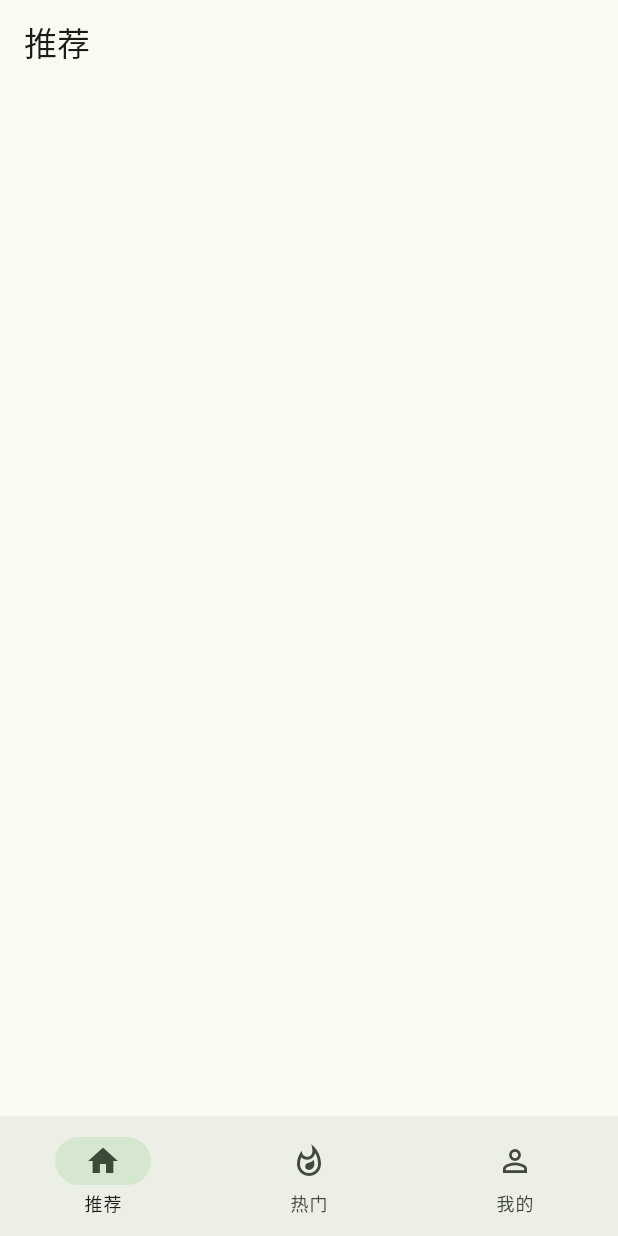
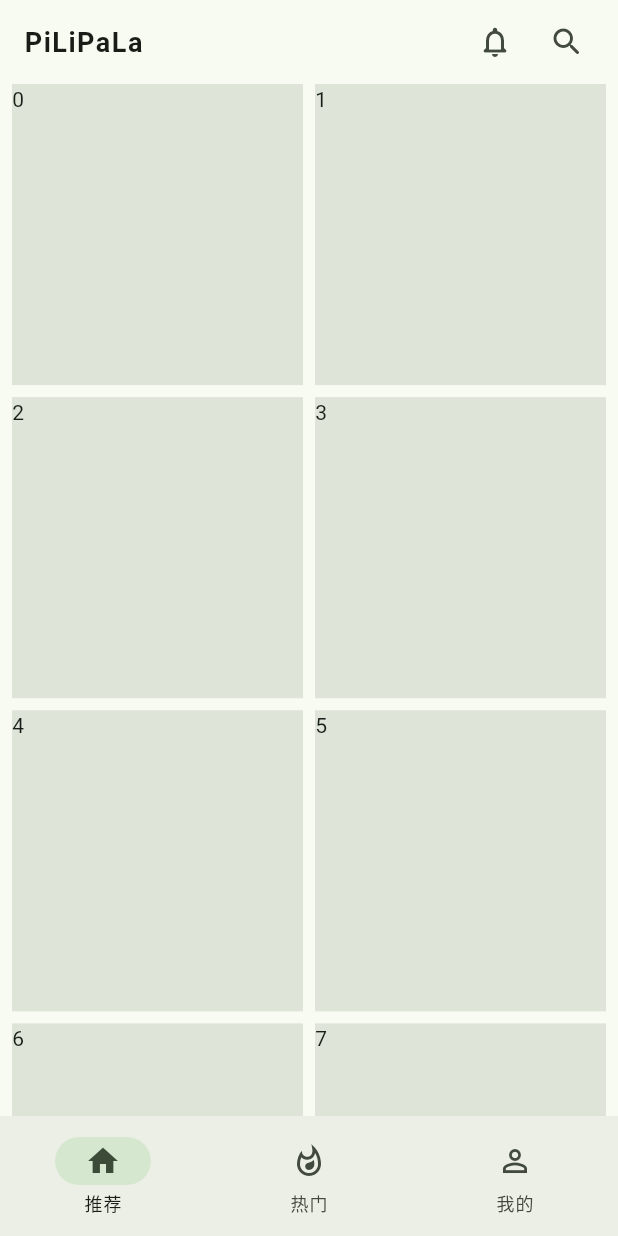
Before and after one commit to guozhigq/pilipala, a Flutter app: the screen it shows after launch, on a phone screen of 412 x 824 dp. Run offline on Flutter 3.47's test engine with Material 2 defaults, Android fonts, the light colour scheme and no system bars; drawn by our look-alikes of dynamic_color; our stand-ins replace connectivity_plus, cookie_jar, dio, dio_cookie_manager, get; missing offline and left inert: dio_http2_adapter; statements that could not run were skipped.

Commit message:
mod: homePage开发、mainPage优化

```diff
--- /dev/null
+++ b/lib/common/constants.dart
@@ -0,0 +1,7 @@
+import 'package:flutter/material.dart';
+
+class StyleString {
+  static const double cardSpace = 8;
+  static BorderRadius mdRadius = BorderRadius.circular(6);
+  static const Radius imgRadius = Radius.circular(6);
+}
--- a/lib/pages/home/view.dart
+++ b/lib/pages/home/view.dart
@@ -1,18 +1,151 @@
 import 'package:flutter/material.dart';
+import 'package:get/get.dart';
+import './controller.dart';
+import 'package:pilipala/common/constants.dart';
+import 'package:pilipala/pages/home/widgets/app_bar.dart';
 
 class HomePage extends StatefulWidget {
-  const HomePage({super.key});
+  const HomePage({Key? key}) : super(key: key);
 
   @override
   State<HomePage> createState() => _HomePageState();
 }
 
-class _HomePageState extends State<HomePage> {
+class _HomePageState extends State<HomePage>
+    with AutomaticKeepAliveClientMixin {
+  final HomeController _homeController = Get.put(HomeController());
+  List videoList = [];
+
+  @override
+  bool get wantKeepAlive => true;
+
+  @override
+  void initState() {
+    super.initState();
+    _homeController.videoList.listen((value) {
+      videoList = value;
+      setState(() {});
+    });
+
+    _homeController.scrollController.addListener(
+      () {
+        if (_homeController.scrollController.position.pixels >=
+            _homeController.scrollController.position.maxScrollExtent - 200) {
+          if (!_homeController.isLoadingMore) {
+            _homeController.isLoadingMore = true;
+            _homeController.onLoad();
+          }
+        }
+      },
+    );
+  }
+
   @override
   Widget build(BuildContext context) {
+    super.build(context);
     return Scaffold(
-      appBar: AppBar(
-        title: const Text('推荐'),
+      // body: NestedScrollView(
+      //   headerSliverBuilder: (context, innerBoxIsScrolled) => [
+      //     const HomeAppBar()
+      //   ],
+      body: RefreshIndicator(
+        displacement: kToolbarHeight + MediaQuery.of(context).padding.top,
+        onRefresh: () async {
+          return await _homeController.onRefresh();
+        },
+        child: CustomScrollView(
+          controller: _homeController.scrollController,
+          slivers: [
+            const HomeAppBar(),
+            // SliverPersistentHeader(
+            //   delegate: MySliverPersistentHeaderDelegate(),
+            //   pinned: true,
+            // ),
+            SliverPadding(
+              // 单列布局 EdgeInsets.zero
+              padding: _homeController.crossAxisCount == 1
+                  ? EdgeInsets.zero
+                  : const EdgeInsets.fromLTRB(
+                      StyleString.cardSpace, 0, StyleString.cardSpace, 8),
+              sliver: SliverGrid(
+                gridDelegate: SliverGridDelegateWithFixedCrossAxisCount(
+                    // 行间距
+                    mainAxisSpacing: StyleString.cardSpace,
+                    // 列间距
+                    crossAxisSpacing: StyleString.cardSpace,
+                    // 列数
+                    crossAxisCount: _homeController.crossAxisCount,
+                    mainAxisExtent: MediaQuery.of(context).size.width /
+                            _homeController.crossAxisCount *
+                            (10 / 16) +
+                        72),
+                delegate: SliverChildBuilderDelegate(
+                  (BuildContext context, int index) {
+                    return Container(
+                      color: Theme.of(context).colorScheme.surfaceVariant,
+                      child: Text(index.toString()),
+                    );
+                  },
+                  childCount: videoList.isNotEmpty ? videoList.length : 10,
+                ),
+              ),
+            ),
+            const LoadingMore()
+          ],
+        ),
+      ),
+      // ),
+    );
+  }
+}
+
+class MySliverPersistentHeaderDelegate extends SliverPersistentHeaderDelegate {
+  @override
+  Widget build(
+      BuildContext context, double shrinkOffset, bool overlapsContent) {
+    return Container(
+      alignment: Alignment.center,
+      decoration: BoxDecoration(
+          color: Theme.of(context).colorScheme.surface,
+          border: Border(
+            bottom: BorderSide(
+              color: Theme.of(context).dividerColor.withOpacity(0.1),
+            ),
+          )),
+      child: const Text(
+        '我是一个SliverPersistentHeader',
+      ),
+    );
+  }
+
+  @override
+  double get maxExtent => 55.0;
+
+  @override
+  double get minExtent => 55.0;
+
+  @override
+  bool shouldRebuild(SliverPersistentHeaderDelegate oldDelegate) =>
+      true; // 如果内容需要更新，设置为true
+}
+
+// loading more
+class LoadingMore extends StatelessWidget {
+  const LoadingMore({super.key});
+
+  @override
+  Widget build(BuildContext context) {
+    return SliverToBoxAdapter(
+      child: Container(
+        height: MediaQuery.of(context).padding.bottom + 80,
+        padding: EdgeInsets.only(bottom: MediaQuery.of(context).padding.bottom),
+        child: Center(
+          child: Text(
+            '加载中...',
+            style: TextStyle(
+                color: Theme.of(context).colorScheme.outline, fontSize: 13),
+          ),
+        ),
       ),
     );
   }
--- a/lib/pages/main/controller.dart
+++ b/lib/pages/main/controller.dart
@@ -0,0 +1,30 @@
+import 'package:get/get.dart';
+import 'package:flutter/material.dart';
+import 'package:pilipala/pages/home/view.dart';
+import 'package:pilipala/pages/hot/view.dart';
+import 'package:pilipala/pages/mine/view.dart';
+
+class MainController extends GetxController {
+  List<Widget> pages = <Widget>[
+    const HomePage(),
+    const HotPage(),
+    const MinePage(),
+  ];
+  List navigationBars = [
+    {
+      'icon': const Icon(Icons.home_outlined),
+      'selectedIcon': const Icon(Icons.home),
+      'label': "推荐",
+    },
+    {
+      'icon': const Icon(Icons.whatshot_outlined),
+      'selectedIcon': const Icon(Icons.whatshot_rounded),
+      'label': "热门",
+    },
+    {
+      'icon': const Icon(Icons.person_outline),
+      'selectedIcon': const Icon(Icons.person),
+      'label': "我的",
+    }
+  ];
+}
--- a/lib/pages/main/view.dart
+++ b/lib/pages/main/view.dart
@@ -1,7 +1,6 @@
 import 'package:flutter/material.dart';
-import 'package:pilipala/pages/home/view.dart';
-import 'package:pilipala/pages/hot/view.dart';
-import 'package:pilipala/pages/mine/view.dart';
+import 'package:get/get.dart';
+import './controller.dart';
 
 class MainApp extends StatefulWidget {
   const MainApp({super.key});
@@ -10,12 +9,35 @@ class MainApp extends StatefulWidget {
   State<MainApp> createState() => _MainAppState();
 }
 
-class _MainAppState extends State<MainApp> {
+class _MainAppState extends State<MainApp> with SingleTickerProviderStateMixin {
+  final MainController _mainController = Get.put(MainController());
+  late AnimationController? _animationController;
+  late Animation<double>? _fadeAnimation;
+  late Animation<double>? _slideAnimation;
   int selectedIndex = 0;
+
+  @override
+  void initState() {
+    super.initState();
+    _animationController = AnimationController(
+      duration: const Duration(milliseconds: 800),
+      reverseDuration: const Duration(milliseconds: 0),
+      value: 1,
+      vsync: this,
+    );
+    _fadeAnimation =
+        Tween<double>(begin: 0.8, end: 1.0).animate(_animationController!);
+    _slideAnimation =
+        Tween(begin: 0.8, end: 1.0).animate(_animationController!);
+  }
 
   void setIndex(int value) {
     if (selectedIndex != value) {
       selectedIndex = value;
+      _animationController!.reverse().then((_) {
+        selectedIndex = value;
+        _animationController!.forward();
+      });
       setState(() {});
     }
   }
@@ -23,33 +45,34 @@ class _MainAppState extends State<MainApp> {
   @override
   Widget build(BuildContext context) {
     return Scaffold(
-      body: IndexedStack(
-        index: selectedIndex,
-        children: const [
-          HomePage(),
-          HotPage(),
-          MinePage(),
-        ],
+      body: FadeTransition(
+        opacity: _fadeAnimation!,
+        child: SlideTransition(
+          position: Tween<Offset>(
+            begin: const Offset(0, 0.5),
+            end: Offset.zero,
+          ).animate(
+            CurvedAnimation(
+              parent: _slideAnimation!,
+              curve: Curves.fastOutSlowIn,
+              reverseCurve: Curves.linear,
+            ),
+          ),
+          child: IndexedStack(
+            index: selectedIndex,
+            children: _mainController.pages,
+          ),
+        ),
       ),
       bottomNavigationBar: NavigationBar(
         elevation: 1,
-        destinations: const [
-          NavigationDestination(
-            icon: Icon(Icons.home_outlined),
-            selectedIcon: Icon(Icons.home),
-            label: "推荐",
-          ),
-          NavigationDestination(
-            icon: Icon(Icons.whatshot_outlined),
-            selectedIcon: Icon(Icons.whatshot_rounded),
-            label: "热门",
-          ),
-          NavigationDestination(
-            icon: Icon(Icons.person_outline),
-            label: "我的",
-            selectedIcon: Icon(Icons.person),
-          ),
-        ],
+        destinations: _mainController.navigationBars.map((e) {
+          return NavigationDestination(
+            icon: e['icon'],
+            selectedIcon: e['selectedIcon'],
+            label: e['label'],
+          );
+        }).toList(),
         selectedIndex: selectedIndex,
         onDestinationSelected: (value) => setIndex(value),
       ),
```
Also changed, not shown: lib/pages/home/controller.dart (+47 -0 lines), lib/pages/home/widgets/app_bar.dart (added, +58 -0 lines).
